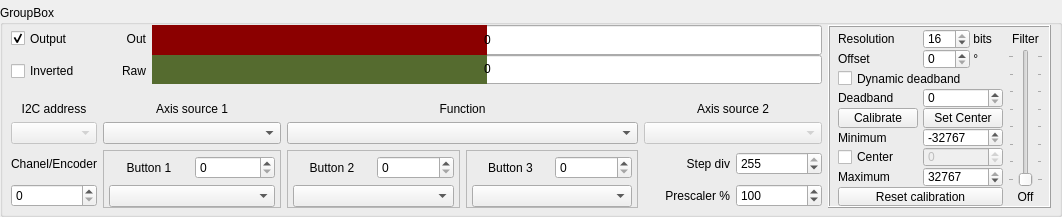
Old version of the form widgets/axes.ui in the repository FreeJoy-Team/FreeJoyConfiguratorQt.
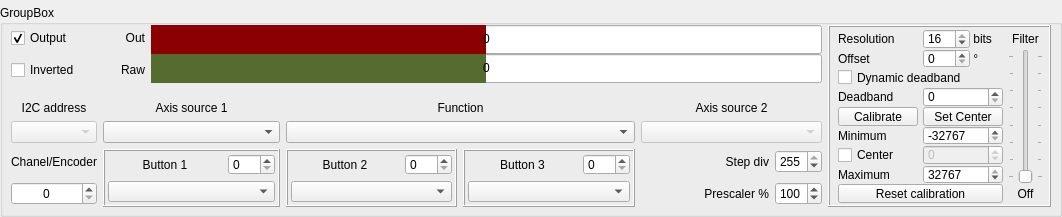
New version of the form.

What changed in the file:
```diff
--- a/widgets/axes.ui
+++ b/widgets/axes.ui
@@ -40,7 +40,7 @@
      <property name="title">
       <string>GroupBox</string>
      </property>
-     <layout class="QGridLayout" name="gridLayout_2" rowstretch="3,3,4,2,2,2" columnstretch="2,1,3,4,4,2,2,5">
+     <layout class="QGridLayout" name="gridLayout_2" rowstretch="3,3,4,2,2,2" columnstretch="2,1,3,4,4,3,1,5">
       <property name="leftMargin">
        <number>8</number>
       </property>
@@ -84,6 +84,15 @@
       </item>
       <item row="5" column="0">
        <widget class="QSpinBox" name="spinBox_ChanelEncoder">
+        <property name="sizePolicy">
+         <sizepolicy hsizetype="Minimum" vsizetype="Fixed">
+          <horstretch>0</horstretch>
+          <verstretch>0</verstretch>
+         </sizepolicy>
+        </property>
+        <property name="alignment">
+         <set>Qt::AlignCenter</set>
+        </property>
         <property name="correctionMode">
          <enum>QAbstractSpinBox::CorrectToNearestValue</enum>
         </property>
@@ -167,26 +176,32 @@
       <item row="4" column="3" rowspan="2">
        <widget class="QFrame" name="frame_2">
         <property name="frameShape">
-         <enum>QFrame::StyledPanel</enum>
+         <enum>QFrame::Box</enum>
         </property>
         <property name="frameShadow">
          <enum>QFrame::Raised</enum>
         </property>
         <layout class="QGridLayout" name="gridLayout_4">
          <property name="leftMargin">
-          <number>5</number>
+          <number>3</number>
          </property>
          <property name="topMargin">
-          <number>5</number>
+          <number>3</number>
          </property>
          <property name="rightMargin">
-          <number>5</number>
+          <number>3</number>
          </property>
          <property name="bottomMargin">
-          <number>0</number>
+          <number>3</number>
          </property>
          <item row="0" column="1">
           <widget class="QSpinBox" name="spinBox_Button2">
+           <property name="sizePolicy">
+            <sizepolicy hsizetype="Fixed" vsizetype="Fixed">
+             <horstretch>0</horstretch>
+             <verstretch>0</verstretch>
+            </sizepolicy>
+           </property>
            <property name="correctionMode">
             <enum>QAbstractSpinBox::CorrectToNearestValue</enum>
            </property>
@@ -323,6 +338,12 @@
       </item>
       <item row="5" column="6">
        <widget class="QSpinBox" name="spinBox_Prescaler">
+        <property name="sizePolicy">
+         <sizepolicy hsizetype="Fixed" vsizetype="Fixed">
+          <horstretch>0</horstretch>
+          <verstretch>0</verstretch>
+         </sizepolicy>
+        </property>
         <property name="correctionMode">
          <enum>QAbstractSpinBox::CorrectToNearestValue</enum>
         </property>
@@ -363,7 +384,7 @@
           <number>6</number>
          </property>
          <property name="bottomMargin">
-          <number>0</number>
+          <number>2</number>
          </property>
          <property name="spacing">
           <number>0</number>
@@ -631,23 +652,23 @@
       <item row="4" column="4" rowspan="2">
        <widget class="QFrame" name="frame_3">
         <property name="frameShape">
-         <enum>QFrame::StyledPanel</enum>
+         <enum>QFrame::Box</enum>
         </property>
         <property name="frameShadow">
          <enum>QFrame::Raised</enum>
         </property>
         <layout class="QGridLayout" name="gridLayout_5">
          <property name="leftMargin">
-          <number>5</number>
+          <number>3</number>
          </property>
          <property name="topMargin">
-          <number>5</number>
+          <number>3</number>
          </property>
          <property name="rightMargin">
-          <number>5</number>
+          <number>3</number>
          </property>
          <property name="bottomMargin">
-          <number>0</number>
+          <number>3</number>
          </property>
          <item row="0" column="0">
           <widget class="QLabel" name="text_button3">
@@ -661,6 +682,12 @@
          </item>
          <item row="0" column="1">
           <widget class="QSpinBox" name="spinBox_Button3">
+           <property name="sizePolicy">
+            <sizepolicy hsizetype="Fixed" vsizetype="Fixed">
+             <horstretch>0</horstretch>
+             <verstretch>0</verstretch>
+            </sizepolicy>
+           </property>
            <property name="correctionMode">
             <enum>QAbstractSpinBox::CorrectToNearestValue</enum>
            </property>
@@ -677,6 +704,12 @@
       </item>
       <item row="4" column="6">
        <widget class="QSpinBox" name="spinBox_StepDiv">
+        <property name="sizePolicy">
+         <sizepolicy hsizetype="Fixed" vsizetype="Fixed">
+          <horstretch>0</horstretch>
+          <verstretch>0</verstretch>
+         </sizepolicy>
+        </property>
         <property name="correctionMode">
          <enum>QAbstractSpinBox::CorrectToNearestValue</enum>
         </property>
@@ -726,7 +759,7 @@
       <item row="4" column="1" rowspan="2" colspan="2">
        <widget class="QFrame" name="frame">
         <property name="frameShape">
-         <enum>QFrame::StyledPanel</enum>
+         <enum>QFrame::Box</enum>
         </property>
         <property name="frameShadow">
          <enum>QFrame::Raised</enum>
@@ -739,16 +772,16 @@
         </property>
         <layout class="QGridLayout" name="gridLayout_3">
          <property name="leftMargin">
-          <number>5</number>
+          <number>3</number>
          </property>
          <property name="topMargin">
-          <number>5</number>
+          <number>3</number>
          </property>
          <property name="rightMargin">
-          <number>5</number>
+          <number>3</number>
          </property>
          <property name="bottomMargin">
-          <number>0</number>
+          <number>3</number>
          </property>
          <property name="verticalSpacing">
           <number>6</number>
@@ -765,6 +798,12 @@
          </item>
          <item row="0" column="1">
           <widget class="QSpinBox" name="spinBox_Button1">
+           <property name="sizePolicy">
+            <sizepolicy hsizetype="Fixed" vsizetype="Fixed">
+             <horstretch>0</horstretch>
+             <verstretch>0</verstretch>
+            </sizepolicy>
+           </property>
            <property name="correctionMode">
             <enum>QAbstractSpinBox::CorrectToNearestValue</enum>
            </property>
```
